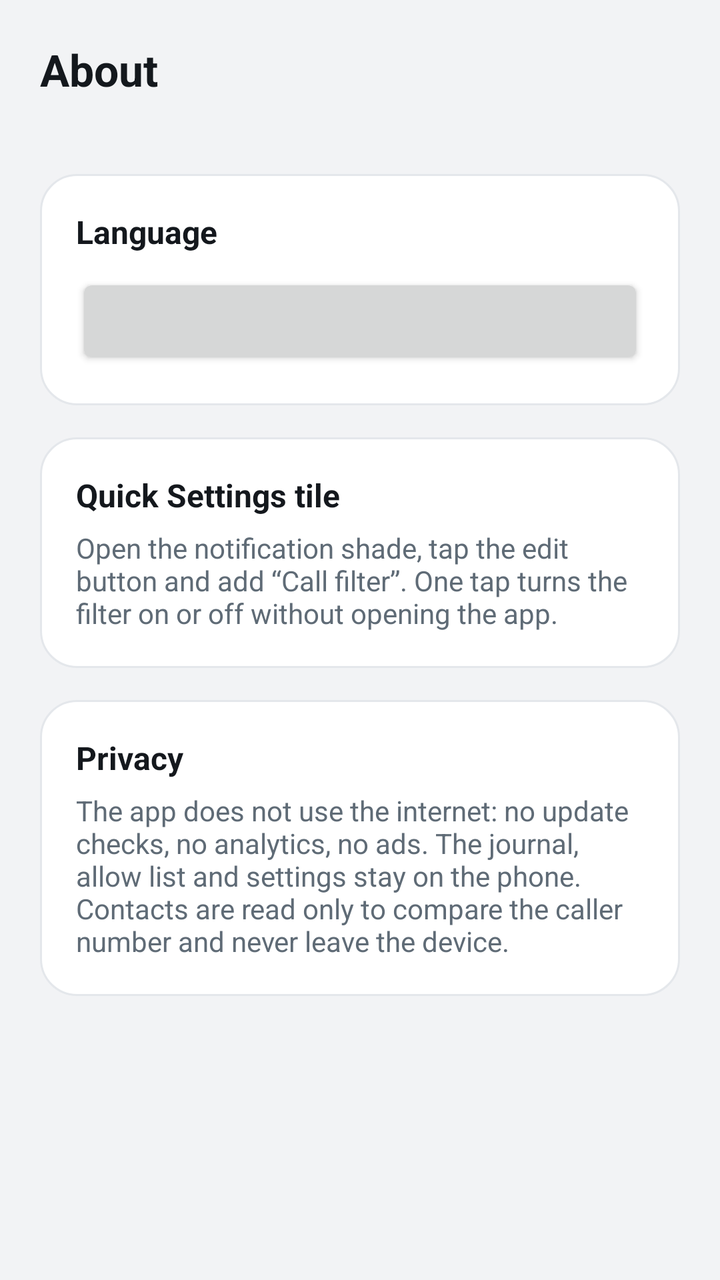
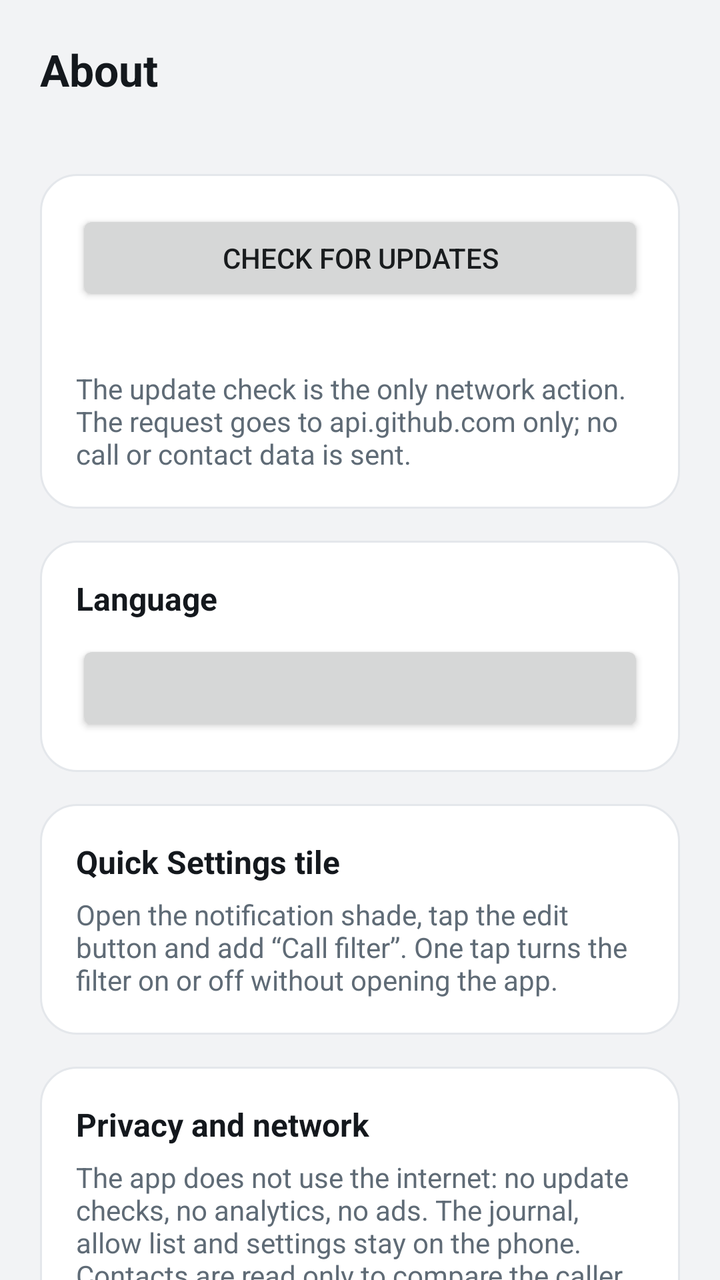

Screens rendered from an Android XML layout before and after an edit, with the pre-edit source and the edit as a unified diff.
<!-- AndroidManifest.xml: application theme Theme.CallGuard -->
<!-- res/layout/activity_about.xml -->
<?xml version="1.0" encoding="utf-8"?>
<ScrollView xmlns:android="http://schemas.android.com/apk/res/android"
    android:layout_width="match_parent"
    android:layout_height="match_parent"
    android:background="@color/screen_bg"
    android:fillViewport="true"
    android:scrollbars="none">

    <LinearLayout
        android:layout_width="match_parent"
        android:layout_height="wrap_content"
        android:orientation="vertical"
        android:paddingStart="20dp"
        android:paddingTop="20dp"
        android:paddingEnd="20dp"
        android:paddingBottom="24dp">

        <TextView
            android:layout_width="match_parent"
            android:layout_height="wrap_content"
            android:text="@string/about_title"
            android:textColor="@color/text_primary"
            android:textSize="22sp"
            android:textStyle="bold" />

        <TextView
            android:id="@+id/textVersion"
            android:layout_width="match_parent"
            android:layout_height="wrap_content"
            android:layout_marginTop="4dp"
            android:textColor="@color/text_secondary"
            android:textSize="13sp" />

        <LinearLayout style="@style/Card">

            <TextView
                style="@style/SectionTitle"
                android:text="@string/language_title" />

            <Button
                android:id="@+id/buttonLanguage"
                android:layout_width="match_parent"
                android:layout_height="wrap_content"
                android:layout_marginTop="10dp" />
        </LinearLayout>

        <LinearLayout style="@style/Card">

            <TextView
                style="@style/SectionTitle"
                android:text="@string/about_tile_title" />

            <TextView
                style="@style/BodyText"
                android:text="@string/about_tile_text" />
        </LinearLayout>

        <LinearLayout
            android:id="@+id/cardSupport"
            style="@style/Card"
            android:visibility="gone">

            <TextView
                style="@style/SectionTitle"
                android:text="@string/about_support_title" />

            <Button
                android:id="@+id/buttonSupport"
                android:layout_width="match_parent"
                android:layout_height="wrap_content"
                android:layout_marginTop="10dp"
                android:text="@string/about_support" />

            <Button
                android:id="@+id/buttonProject"
                android:layout_width="match_parent"
                android:layout_height="wrap_content"
                android:layout_marginTop="8dp"
                android:text="@string/about_project" />
        </LinearLayout>

        <LinearLayout style="@style/Card">

            <TextView
                style="@style/SectionTitle"
                android:text="@string/about_privacy_title" />

            <TextView
                style="@style/BodyText"
                android:text="@string/about_privacy" />
        </LinearLayout>

    </LinearLayout>
</ScrollView>
<!-- resources referenced by this layout -->
<resources>
  <color name="screen_bg">#F2F3F5</color>
  <color name="text_primary">#14181D</color>
  <color name="text_secondary">#5F6B76</color>
  <string name="about_privacy">The app does not use the internet: no update checks, no analytics, no ads. The journal, allow list and settings stay on the phone.
  
  Contacts are read only to compare the caller number and never leave the device.</string>
  <string name="about_privacy_title">Privacy</string>
  <string name="about_project">Project page</string>
  <string name="about_support">Support the author</string>
  <string name="about_support_title">Support</string>
  <string name="about_tile_text">Open the notification shade, tap the edit button and add \u201cCall filter\u201d. One tap turns the filter on or off without opening the app.</string>
  <string name="about_tile_title">Quick Settings tile</string>
  <string name="about_title">About</string>
  <string name="language_title">Language</string>
  <style name="BodyText">
          <item name="android:layout_width">match_parent</item>
          <item name="android:layout_height">wrap_content</item>
          <item name="android:textColor">@color/text_secondary</item>
          <item name="android:textSize">14sp</item>
          <item name="android:layout_marginTop">6dp</item>
      </style>
  <style name="Card">
          <item name="android:layout_width">match_parent</item>
          <item name="android:layout_height">wrap_content</item>
          <item name="android:orientation">vertical</item>
          <item name="android:background">@drawable/bg_card</item>
          <item name="android:padding">18dp</item>
          <item name="android:layout_marginTop">16dp</item>
      </style>
  <style name="SectionTitle">
          <item name="android:layout_width">match_parent</item>
          <item name="android:layout_height">wrap_content</item>
          <item name="android:textColor">@color/text_primary</item>
          <item name="android:textSize">16sp</item>
          <item name="android:textStyle">bold</item>
      </style>
  <style name="Theme.CallGuard" parent="android:Theme.DeviceDefault.Light.NoActionBar">
          <item name="android:windowBackground">@color/screen_bg</item>
          <item name="android:statusBarColor">@color/screen_bg</item>
          <item name="android:navigationBarColor">@color/screen_bg</item>
          <item name="android:windowLightStatusBar">true</item>
          <item name="android:colorAccent">@color/accent</item>
          <item name="android:colorEdgeEffect">@color/accent</item>
      </style>
  <!-- drawable bg_card (drawable) -->
  <?xml version="1.0" encoding="utf-8"?>
  <shape xmlns:android="http://schemas.android.com/apk/res/android"
      android:shape="rectangle">
      <solid android:color="@color/card_bg" />
      <corners android:radius="18dp" />
      <stroke
          android:width="1dp"
          android:color="@color/card_stroke" />
  </shape>
  <color name="accent">#0B57D0</color>
  <color name="card_bg">#FFFFFF</color>
  <color name="card_stroke">#E4E7EB</color>
</resources>

<!-- the commit's change to res/layout/activity_about.xml (unified diff, before → after) -->
@@ -30,6 +30,35 @@
             android:layout_marginTop="4dp"
             android:textColor="@color/text_secondary"
             android:textSize="13sp" />
+
+        <LinearLayout style="@style/Card">
+
+            <Button
+                android:id="@+id/buttonCheck"
+                android:layout_width="match_parent"
+                android:layout_height="wrap_content"
+                android:text="@string/about_check" />
+
+            <TextView
+                android:id="@+id/textUpdateStatus"
+                android:layout_width="match_parent"
+                android:layout_height="wrap_content"
+                android:layout_marginTop="8dp"
+                android:textColor="@color/text_secondary"
+                android:textSize="13sp" />
+
+            <Button
+                android:id="@+id/buttonDownload"
+                android:layout_width="match_parent"
+                android:layout_height="wrap_content"
+                android:layout_marginTop="10dp"
+                android:text="@string/about_download"
+                android:visibility="gone" />
+
+            <TextView
+                style="@style/BodyText"
+                android:text="@string/about_network_note" />
+        </LinearLayout>
 
         <LinearLayout style="@style/Card">
 
<!-- resource entries referenced after the edit -->
@@ -3,10 +3,13 @@
   <color name="screen_bg">#F2F3F5</color>
   <color name="text_primary">#14181D</color>
   <color name="text_secondary">#5F6B76</color>
+  <string name="about_check">Check for updates</string>
+  <string name="about_download">Download update</string>
+  <string name="about_network_note">The update check is the only network action. The request goes to api.github.com only; no call or contact data is sent.</string>
   <string name="about_privacy">The app does not use the internet: no update checks, no analytics, no ads. The journal, allow list and settings stay on the phone.
   
   Contacts are read only to compare the caller number and never leave the device.</string>
-  <string name="about_privacy_title">Privacy</string>
+  <string name="about_privacy_title">Privacy and network</string>
   <string name="about_project">Project page</string>
   <string name="about_support">Support the author</string>
   <string name="about_support_title">Support</string>
